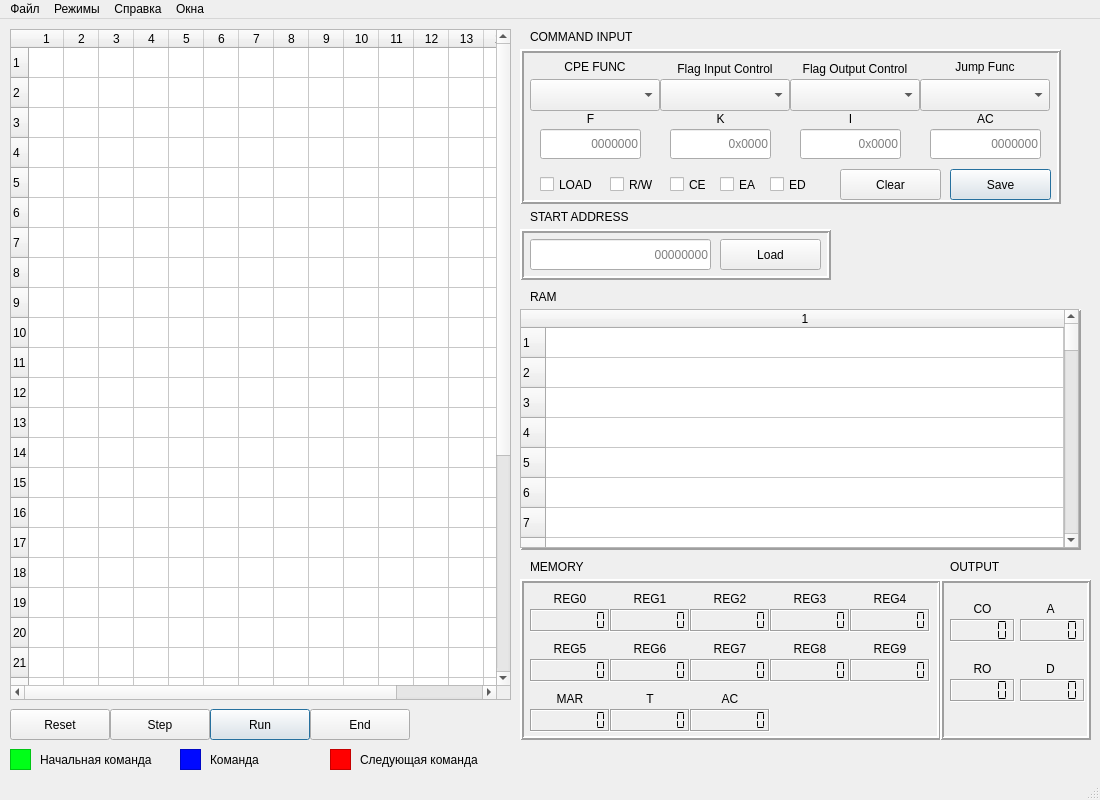
Qt form MT589/mainwindow.ui (lagovsp/mt589-simulator-program) before a commit.
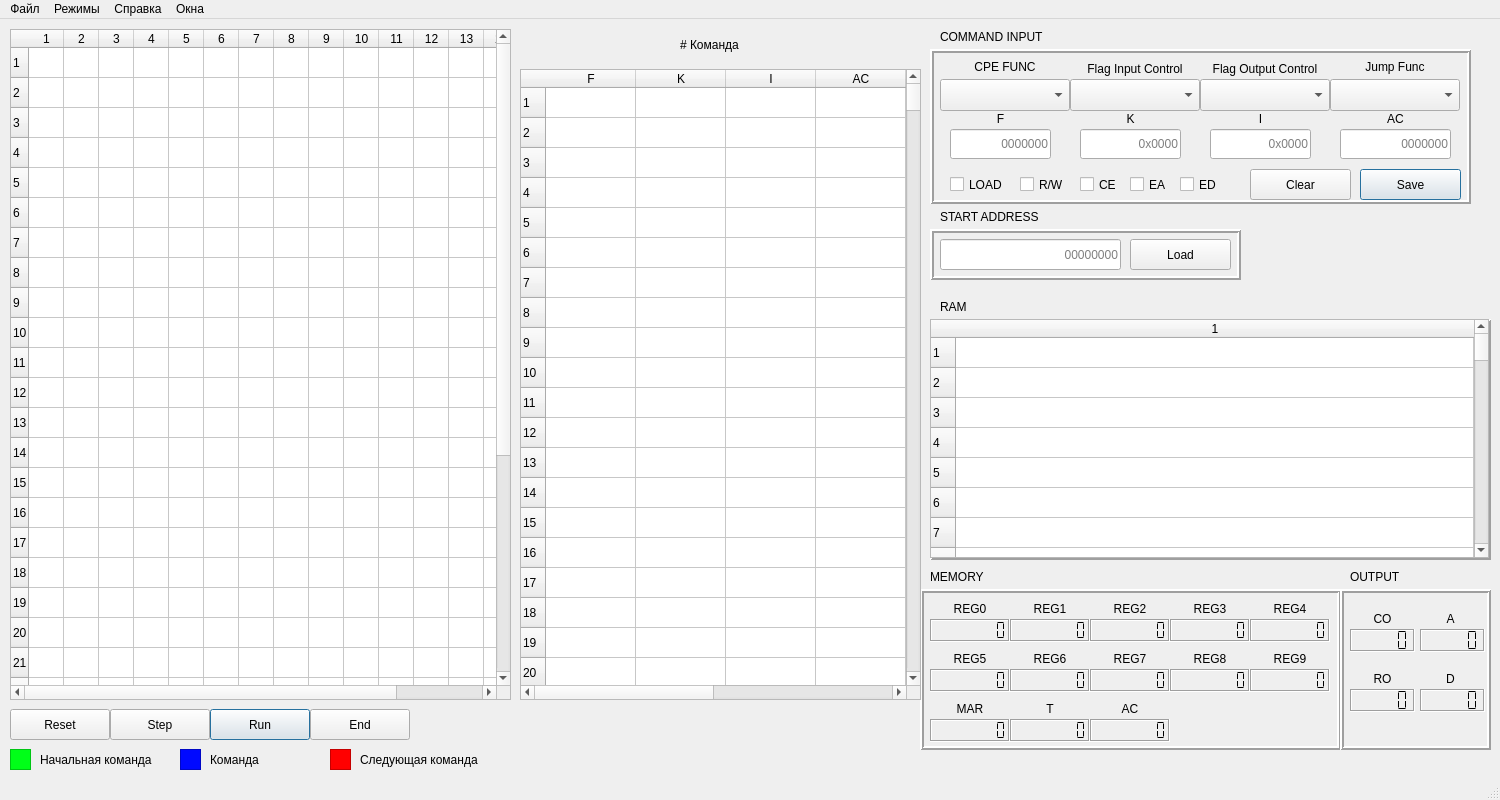
The same form after that commit. Icons and pictures are not drawn.

The edit to the form file:
```diff
--- a/MT589/mainwindow.ui
+++ b/MT589/mainwindow.ui
@@ -9,19 +9,19 @@
    <rect>
     <x>0</x>
     <y>0</y>
-    <width>1100</width>
+    <width>1500</width>
     <height>800</height>
    </rect>
   </property>
   <property name="minimumSize">
    <size>
-    <width>1100</width>
+    <width>1500</width>
     <height>800</height>
    </size>
   </property>
   <property name="maximumSize">
    <size>
-    <width>1100</width>
+    <width>1500</width>
     <height>800</height>
    </size>
   </property>
@@ -115,8 +115,8 @@
    <widget class="QFrame" name="MemFrame">
     <property name="geometry">
      <rect>
-      <x>520</x>
-      <y>560</y>
+      <x>920</x>
+      <y>570</y>
       <width>421</width>
       <height>161</height>
      </rect>
@@ -800,8 +800,8 @@
    <widget class="QLabel" name="label_29">
     <property name="geometry">
      <rect>
-      <x>530</x>
-      <y>540</y>
+      <x>930</x>
+      <y>550</y>
       <width>58</width>
       <height>16</height>
      </rect>
@@ -813,8 +813,8 @@
    <widget class="QLabel" name="label_30">
     <property name="geometry">
      <rect>
-      <x>950</x>
-      <y>540</y>
+      <x>1350</x>
+      <y>550</y>
       <width>58</width>
       <height>16</height>
      </rect>
@@ -907,7 +907,7 @@
    <widget class="QLabel" name="label_46">
     <property name="geometry">
      <rect>
-      <x>530</x>
+      <x>940</x>
       <y>10</y>
       <width>151</width>
       <height>16</height>
@@ -920,7 +920,7 @@
    <widget class="QLabel" name="label_47">
     <property name="geometry">
      <rect>
-      <x>530</x>
+      <x>940</x>
       <y>190</y>
       <width>111</width>
       <height>16</height>
@@ -933,8 +933,8 @@
    <widget class="QLabel" name="label_48">
     <property name="geometry">
      <rect>
-      <x>530</x>
-      <y>270</y>
+      <x>940</x>
+      <y>280</y>
       <width>58</width>
       <height>16</height>
      </rect>
@@ -959,8 +959,8 @@
    <widget class="QFrame" name="OutputFrame">
     <property name="geometry">
      <rect>
-      <x>940</x>
-      <y>560</y>
+      <x>1340</x>
+      <y>570</y>
       <width>151</width>
       <height>161</height>
      </rect>
@@ -1172,7 +1172,7 @@
    <widget class="QWidget" name="verticalLayoutWidget_2">
     <property name="geometry">
      <rect>
-      <x>520</x>
+      <x>930</x>
       <y>210</y>
       <width>311</width>
       <height>51</height>
@@ -1229,8 +1229,8 @@
    <widget class="QWidget" name="horizontalLayoutWidget">
     <property name="geometry">
      <rect>
-      <x>520</x>
-      <y>290</y>
+      <x>930</x>
+      <y>300</y>
       <width>561</width>
       <height>241</height>
      </rect>
@@ -1548,7 +1548,7 @@
    <widget class="QFrame" name="inputFrame">
     <property name="geometry">
      <rect>
-      <x>520</x>
+      <x>930</x>
       <y>30</y>
       <width>541</width>
       <height>155</height>
@@ -3358,13 +3358,584 @@
      <string>Следующая команда</string>
     </property>
    </widget>
+   <widget class="QTableWidget" name="listingWidget">
+    <property name="geometry">
+     <rect>
+      <x>520</x>
+      <y>50</y>
+      <width>401</width>
+      <height>631</height>
+     </rect>
+    </property>
+    <property name="rowCount">
+     <number>512</number>
+    </property>
+    <property name="columnCount">
+     <number>8</number>
+    </property>
+    <attribute name="horizontalHeaderDefaultSectionSize">
+     <number>90</number>
+    </attribute>
+    <row/>
+    <row/>
+    <row/>
+    <row/>
+    <row/>
+    <row/>
+    <row/>
+    <row/>
+    <row/>
+    <row/>
+    <row/>
+    <row/>
+    <row/>
+    <row/>
+    <row/>
+    <row/>
+    <row/>
+    <row/>
+    <row/>
+    <row/>
+    <row/>
+    <row/>
+    <row/>
+    <row/>
+    <row/>
+    <row/>
+    <row/>
+    <row/>
+    <row/>
+    <row/>
+    <row/>
+    <row/>
+    <row/>
+    <row/>
+    <row/>
+    <row/>
+    <row/>
+    <row/>
+    <row/>
+    <row/>
+    <row/>
+    <row/>
+    <row/>
+    <row/>
+    <row/>
+    <row/>
+    <row/>
+    <row/>
+    <row/>
+    <row/>
+    <row/>
+    <row/>
+    <row/>
+    <row/>
+    <row/>
+    <row/>
+    <row/>
+    <row/>
+    <row/>
+    <row/>
+    <row/>
+    <row/>
+    <row/>
+    <row/>
+    <row/>
+    <row/>
+    <row/>
+    <row/>
+    <row/>
+    <row/>
+    <row/>
+    <row/>
+    <row/>
+    <row/>
+    <row/>
+    <row/>
+    <row/>
+    <row/>
+    <row/>
+    <row/>
+    <row/>
+    <row/>
+    <row/>
+    <row/>
+    <row/>
+    <row/>
+    <row/>
+    <row/>
+    <row/>
+    <row/>
+    <row/>
+    <row/>
+    <row/>
+    <row/>
+    <row/>
+    <row/>
+    <row/>
+    <row/>
+    <row/>
+    <row/>
+    <row/>
+    <row/>
+    <row/>
+    <row/>
+    <row/>
+    <row/>
+    <row/>
+    <row/>
+    <row/>
+    <row/>
+    <row/>
+    <row/>
+    <row/>
+    <row/>
+    <row/>
+    <row/>
+    <row/>
+    <row/>
+    <row/>
+    <row/>
+    <row/>
+    <row/>
+    <row/>
+    <row/>
+    <row/>
+    <row/>
+    <row/>
+    <row/>
+    <row/>
+    <row/>
+    <row/>
+    <row/>
+    <row/>
+    <row/>
+    <row/>
+    <row/>
+    <row/>
+    <row/>
+    <row/>
+    <row/>
+    <row/>
+    <row/>
+    <row/>
+    <row/>
+    <row/>
+    <row/>
+    <row/>
+    <row/>
+    <row/>
+    <row/>
+    <row/>
+    <row/>
+    <row/>
+    <row/>
+    <row/>
+    <row/>
+    <row/>
+    <row/>
+    <row/>
+    <row/>
+    <row/>
+    <row/>
+    <row/>
+    <row/>
+    <row/>
+    <row/>
+    <row/>
+    <row/>
+    <row/>
+    <row/>
+    <row/>
+    <row/>
+    <row/>
+    <row/>
+    <row/>
+    <row/>
+    <row/>
+    <row/>
+    <row/>
+    <row/>
+    <row/>
+    <row/>
+    <row/>
+    <row/>
+    <row/>
+    <row/>
+    <row/>
+    <row/>
+    <row/>
+    <row/>
+    <row/>
+    <row/>
+    <row/>
+    <row/>
+    <row/>
+    <row/>
+    <row/>
+    <row/>
+    <row/>
+    <row/>
+    <row/>
+    <row/>
+    <row/>
+    <row/>
+    <row/>
+    <row/>
+    <row/>
+    <row/>
+    <row/>
+    <row/>
+    <row/>
+    <row/>
+    <row/>
+    <row/>
+    <row/>
+    <row/>
+    <row/>
+    <row/>
+    <row/>
+    <row/>
+    <row/>
+    <row/>
+    <row/>
+    <row/>
+    <row/>
+    <row/>
+    <row/>
+    <row/>
+    <row/>
+    <row/>
+    <row/>
+    <row/>
+    <row/>
+    <row/>
+    <row/>
+    <row/>
+    <row/>
+    <row/>
+    <row/>
+    <row/>
+    <row/>
+    <row/>
+    <row/>
+    <row/>
+    <row/>
+    <row/>
+    <row/>
+    <row/>
+    <row/>
+    <row/>
+    <row/>
+    <row/>
+    <row/>
+    <row/>
+    <row/>
+    <row/>
+    <row/>
+    <row/>
+    <row/>
+    <row/>
+    <row/>
+    <row/>
+    <row/>
+    <row/>
+    <row/>
+    <row/>
+    <row/>
+    <row/>
+    <row/>
+    <row/>
+    <row/>
+    <row/>
+    <row/>
+    <row/>
+    <row/>
+    <row/>
+    <row/>
+    <row/>
+    <row/>
+    <row/>
+    <row/>
+    <row/>
+    <row/>
+    <row/>
+    <row/>
+    <row/>
+    <row/>
+    <row/>
+    <row/>
+    <row/>
+    <row/>
+    <row/>
+    <row/>
+    <row/>
+    <row/>
+    <row/>
+    <row/>
+    <row/>
+    <row/>
+    <row/>
+    <row/>
+    <row/>
+    <row/>
+    <row/>
+    <row/>
+    <row/>
+    <row/>
+    <row/>
+    <row/>
+    <row/>
+    <row/>
+    <row/>
+    <row/>
+    <row/>
+    <row/>
+    <row/>
+    <row/>
+    <row/>
+    <row/>
+    <row/>
+    <row/>
+    <row/>
+    <row/>
+    <row/>
+    <row/>
+    <row/>
+    <row/>
+    <row/>
+    <row/>
+    <row/>
+    <row/>
+    <row/>
+    <row/>
+    <row/>
+    <row/>
+    <row/>
+    <row/>
+    <row/>
+    <row/>
+    <row/>
+    <row/>
+    <row/>
+    <row/>
+    <row/>
+    <row/>
+    <row/>
+    <row/>
+    <row/>
+    <row/>
+    <row/>
+    <row/>
+    <row/>
+    <row/>
+    <row/>
+    <row/>
+    <row/>
+    <row/>
+    <row/>
+    <row/>
+    <row/>
+    <row/>
+    <row/>
+    <row/>
+    <row/>
+    <row/>
+    <row/>
+    <row/>
+    <row/>
+    <row/>
+    <row/>
+    <row/>
+    <row/>
+    <row/>
+    <row/>
+    <row/>
+    <row/>
+    <row/>
+    <row/>
+    <row/>
+    <row/>
+    <row/>
+    <row/>
+    <row/>
+    <row/>
+    <row/>
+    <row/>
+    <row/>
+    <row/>
+    <row/>
+    <row/>
+    <row/>
+    <row/>
+    <row/>
+    <row/>
+    <row/>
+    <row/>
+    <row/>
+    <row/>
+    <row/>
+    <row/>
+    <row/>
+    <row/>
+    <row/>
+    <row/>
+    <row/>
+    <row/>
+    <row/>
+    <row/>
+    <row/>
+    <row/>
+    <row/>
+    <row/>
+    <row/>
+    <row/>
+    <row/>
+    <row/>
+    <row/>
+    <row/>
+    <row/>
+    <row/>
+    <row/>
+    <row/>
+    <row/>
+    <row/>
+    <row/>
+    <row/>
+    <row/>
+    <row/>
+    <row/>
+    <row/>
+    <row/>
+    <row/>
+    <row/>
+    <row/>
+    <row/>
+    <row/>
+    <row/>
+    <row/>
+    <row/>
+    <row/>
+    <row/>
+    <row/>
+    <row/>
+    <row/>
+    <row/>
+    <row/>
+    <row/>
+    <row/>
+    <row/>
+    <row/>
+    <row/>
+    <row/>
+    <row/>
+    <row/>
+    <row/>
+    <row/>
+    <row/>
+    <row/>
+    <row/>
+    <row/>
+    <row/>
+    <row/>
+    <row/>
+    <row/>
+    <row/>
+    <row/>
+    <row/>
+    <row/>
+    <row/>
+    <row/>
+    <row/>
+    <row/>
+    <row/>
+    <row/>
+    <row/>
+    <row/>
+    <row/>
+    <row/>
+    <row/>
+    <row/>
+    <row/>
+    <row/>
+    <row/>
+    <row/>
+    <row/>
+    <row/>
+    <row/>
+    <row/>
+    <row/>
+    <row/>
+    <row/>
+    <row/>
+    <row/>
+    <row/>
+    <row/>
+    <row/>
+    <row/>
+    <row/>
+    <row/>
+    <row/>
+    <row/>
+    <row/>
+    <row/>
+    <row/>
+    <row/>
+    <row/>
+    <row/>
+    <row/>
+    <row/>
+    <row/>
+    <row/>
+    <row/>
+    <column>
+     <property name="text">
+      <string>F</string>
+     </property>
+    </column>
+    <column>
+     <property name="text">
+      <string>K</string>
+     </property>
+    </column>
+    <column>
+     <property name="text">
+      <string>I</string>
+     </property>
+    </column>
+    <column>
+     <property name="text">
+      <string>AC</string>
+     </property>
+    </column>
+    <column/>
+    <column/>
+    <column/>
+    <column/>
+   </widget>
+   <widget class="QLabel" name="label_49">
+    <property name="geometry">
+     <rect>
+      <x>680</x>
+      <y>10</y>
+      <width>111</width>
+      <height>31</height>
+     </rect>
+    </property>
+    <property name="text">
+     <string># Команда</string>
+    </property>
+    <property name="textFormat">
+     <enum>Qt::MarkdownText</enum>
+    </property>
+   </widget>
   </widget>
   <widget class="QMenuBar" name="menubar">
    <property name="geometry">
     <rect>
      <x>0</x>
      <y>0</y>
-     <width>1100</width>
+     <width>1500</width>
      <height>21</height>
     </rect>
    </property>
```
